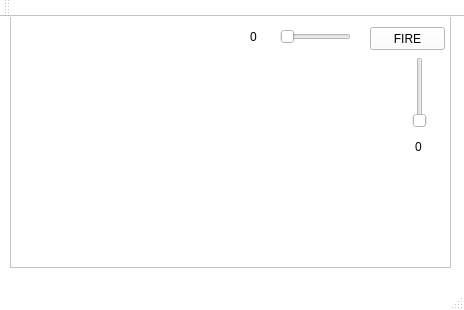
timbog/GreatGunGame, file gun/mainwindow.ui: the form before one commit.
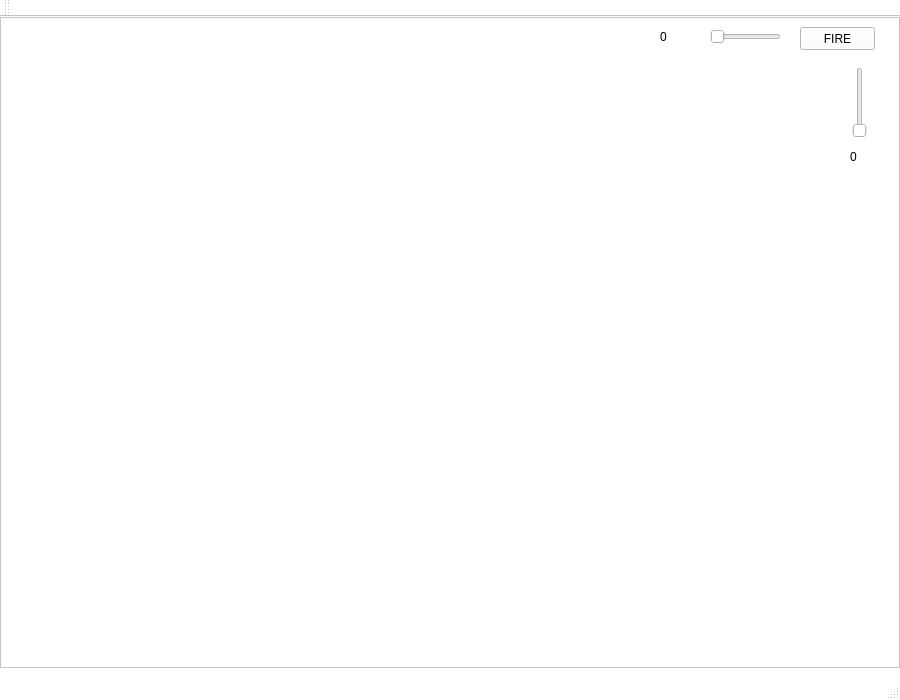
The form after the commit.

Patch:
```diff
--- a/gun/mainwindow.ui
+++ b/gun/mainwindow.ui
@@ -6,8 +6,8 @@
    <rect>
     <x>0</x>
     <y>0</y>
-    <width>464</width>
-    <height>310</height>
+    <width>900</width>
+    <height>700</height>
    </rect>
   </property>
   <property name="palette">
@@ -432,12 +432,18 @@
    <widget class="QGraphicsView" name="graphicsView">
     <property name="geometry">
      <rect>
-      <x>10</x>
-      <y>-10</y>
-      <width>441</width>
-      <height>261</height>
+      <x>0</x>
+      <y>0</y>
+      <width>900</width>
+      <height>651</height>
      </rect>
     </property>
+    <property name="sizePolicy">
+     <sizepolicy hsizetype="Expanding" vsizetype="Expanding">
+      <horstretch>0</horstretch>
+      <verstretch>0</verstretch>
+     </sizepolicy>
+    </property>
     <property name="palette">
      <palette>
       <active>
@@ -860,7 +866,7 @@
    <widget class="QPushButton" name="fireButton">
     <property name="geometry">
      <rect>
-      <x>370</x>
+      <x>800</x>
       <y>10</y>
       <width>75</width>
       <height>23</height>
@@ -873,8 +879,8 @@
    <widget class="QSlider" name="angleSlider">
     <property name="geometry">
      <rect>
-      <x>410</x>
-      <y>40</y>
+      <x>850</x>
+      <y>50</y>
       <width>20</width>
       <height>71</height>
      </rect>
@@ -898,8 +904,8 @@
    <widget class="QLabel" name="angleLabel">
     <property name="geometry">
      <rect>
-      <x>415</x>
-      <y>120</y>
+      <x>850</x>
+      <y>130</y>
       <width>31</width>
       <height>20</height>
      </rect>
@@ -911,7 +917,7 @@
    <widget class="QSlider" name="powerSlider">
     <property name="geometry">
      <rect>
-      <x>280</x>
+      <x>710</x>
       <y>10</y>
       <width>71</width>
       <height>19</height>
@@ -927,7 +933,7 @@
    <widget class="QLabel" name="powerLabel">
     <property name="geometry">
      <rect>
-      <x>250</x>
+      <x>660</x>
       <y>10</y>
       <width>31</width>
       <height>20</height>
```
Left out of the diff: 5 changed lines with no effect on the pictures.
